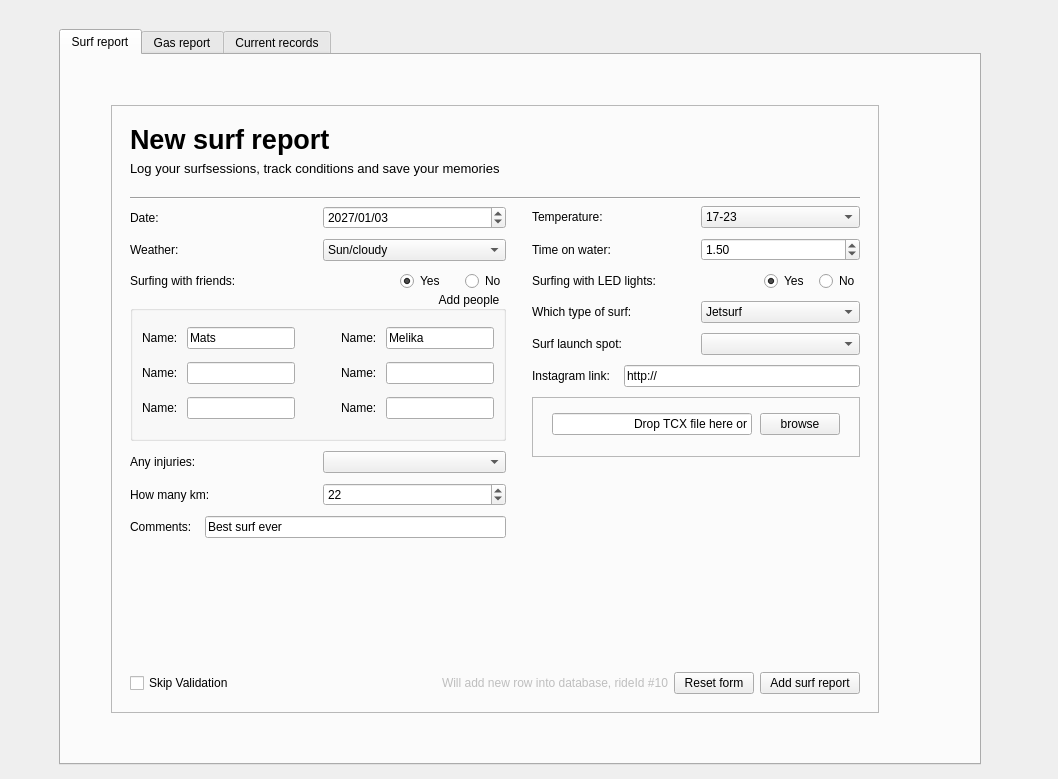
Above: src/ui/report.ui from grafitec/SurfReportInput before the change. Below: the same form after it.
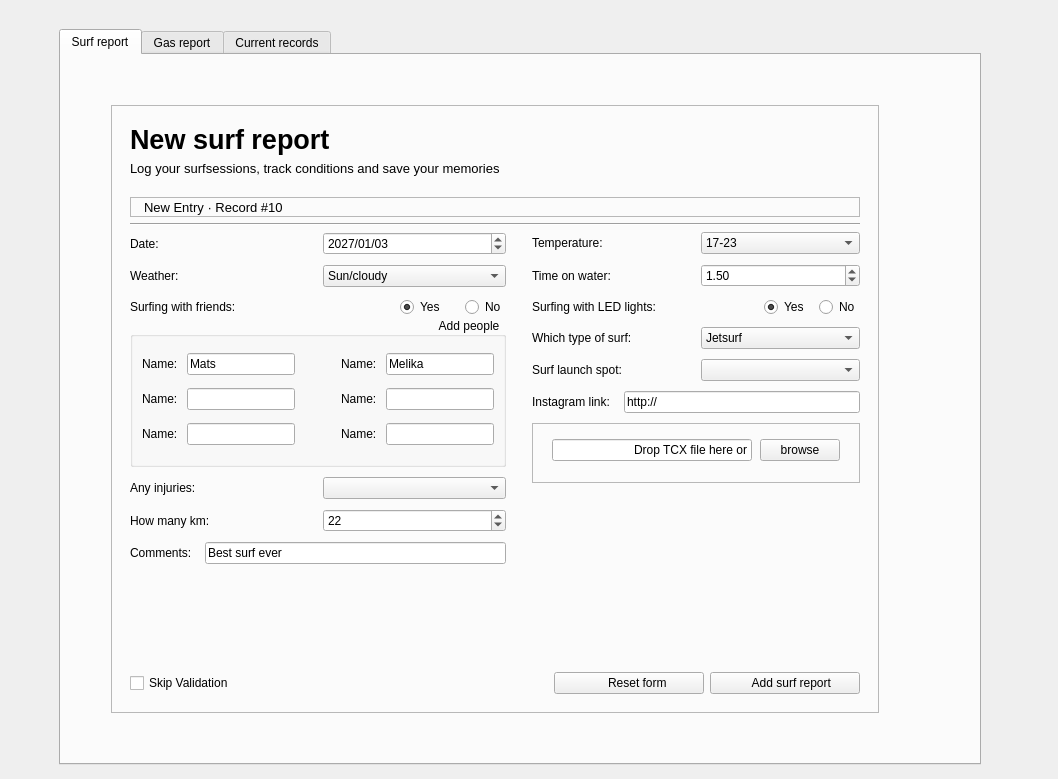
That is the form after the change.

Commit message: Added more icons, formating the design a little

What changed in the file:
```diff
--- a/src/ui/report.ui
+++ b/src/ui/report.ui
@@ -166,6 +166,74 @@
                  </item>
                 </layout>
                </item>
+               <item>
+                <widget class="QFrame" name="frameNewEntry">
+                 <property name="sizePolicy">
+                  <sizepolicy hsizetype="Preferred" vsizetype="Preferred">
+                   <horstretch>0</horstretch>
+                   <verstretch>0</verstretch>
+                  </sizepolicy>
+                 </property>
+                 <property name="minimumSize">
+                  <size>
+                   <width>20</width>
+                   <height>20</height>
+                  </size>
+                 </property>
+                 <property name="frameShape">
+                  <enum>QFrame::StyledPanel</enum>
+                 </property>
+                 <property name="frameShadow">
+                  <enum>QFrame::Raised</enum>
+                 </property>
+                 <layout class="QHBoxLayout" name="horizontalLayout_30">
+                  <property name="leftMargin">
+                   <number>0</number>
+                  </property>
+                  <property name="topMargin">
+                   <number>0</number>
+                  </property>
+                  <property name="rightMargin">
+                   <number>0</number>
+                  </property>
+                  <property name="bottomMargin">
+                   <number>0</number>
+                  </property>
+                  <item>
+                   <layout class="QHBoxLayout" name="horizontalLayout_29">
+                    <item>
+                     <widget class="QLabel" name="labNewEntryIcon">
+                      <property name="sizePolicy">
+                       <sizepolicy hsizetype="Fixed" vsizetype="Preferred">
+                        <horstretch>0</horstretch>
+                        <verstretch>0</verstretch>
+                       </sizepolicy>
+                      </property>
+                      <property name="text">
+                       <string/>
+                      </property>
+                     </widget>
+                    </item>
+                    <item>
+                     <widget class="QLabel" name="labHeader">
+                      <property name="enabled">
+                       <bool>true</bool>
+                      </property>
+                      <property name="font">
+                       <font>
+                        <pointsize>10</pointsize>
+                       </font>
+                      </property>
+                      <property name="text">
+                       <string>New Entry · Record #10</string>
+                      </property>
+                     </widget>
+                    </item>
+                   </layout>
+                  </item>
+                 </layout>
+                </widget>
+               </item>
                <item>
                 <widget class="Line" name="line">
                  <property name="orientation">
@@ -913,41 +981,51 @@
                    </property>
                   </widget>
                  </item>
-                 <item>
-                  <spacer name="horizontalSpacer">
-                   <property name="orientation">
-                    <enum>Qt::Horizontal</enum>
-                   </property>
-                   <property name="sizeHint" stdset="0">
-                    <size>
-                     <width>40</width>
-                     <height>20</height>
-                    </size>
-                   </property>
-                  </spacer>
-                 </item>
-                 <item>
-                  <widget class="QLabel" name="labHeader">
-                   <property name="enabled">
-                    <bool>false</bool>
-                   </property>
-                   <property name="text">
-                    <string>Will add new row into database, rideId #10</string>
-                   </property>
-                  </widget>
-                 </item>
                  <item>
                   <widget class="QPushButton" name="btnReset">
+                   <property name="sizePolicy">
+                    <sizepolicy hsizetype="Fixed" vsizetype="Fixed">
+                     <horstretch>0</horstretch>
+                     <verstretch>0</verstretch>
+                    </sizepolicy>
+                   </property>
+                   <property name="minimumSize">
+                    <size>
+                     <width>150</width>
+                     <height>0</height>
+                    </size>
+                   </property>
+                   <property name="sizeIncrement">
+                    <size>
+                     <width>0</width>
+                     <height>0</height>
+                    </size>
+                   </property>
+                   <property name="baseSize">
+                    <size>
+                     <width>0</width>
+                     <height>0</height>
+                    </size>
+                   </property>
+                   <property name="layoutDirection">
+                    <enum>Qt::LeftToRight</enum>
+                   </property>
                    <property name="text">
-                    <string>Reset form</string>
+                    <string>     Reset form</string>
                    </property>
                   </widget>
                  </item>
                  <item>
                   <widget class="QPushButton" name="btnSendSurfReport">
+                   <property name="sizePolicy">
+                    <sizepolicy hsizetype="Fixed" vsizetype="Fixed">
+                     <horstretch>0</horstretch>
+                     <verstretch>0</verstretch>
+                    </sizepolicy>
+                   </property>
                    <property name="minimumSize">
                     <size>
-                     <width>100</width>
+                     <width>150</width>
                      <height>0</height>
                     </size>
                    </property>
@@ -955,7 +1033,7 @@
                     <string notr="true"/>
                    </property>
                    <property name="text">
-                    <string>Add surf report</string>
+                    <string>    Add surf report</string>
                    </property>
                   </widget>
                  </item>
```
The commit also changes 5 other files.
